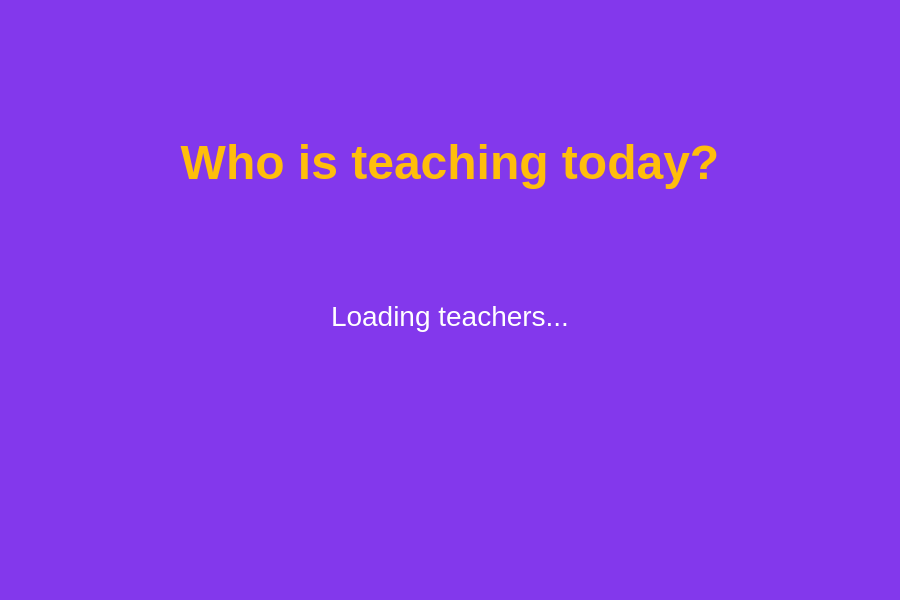
Before: the Qt Designer form ui/teacherSelectUI.ui in zenBandara/akshi-robot-main, drawn with Qt 5.
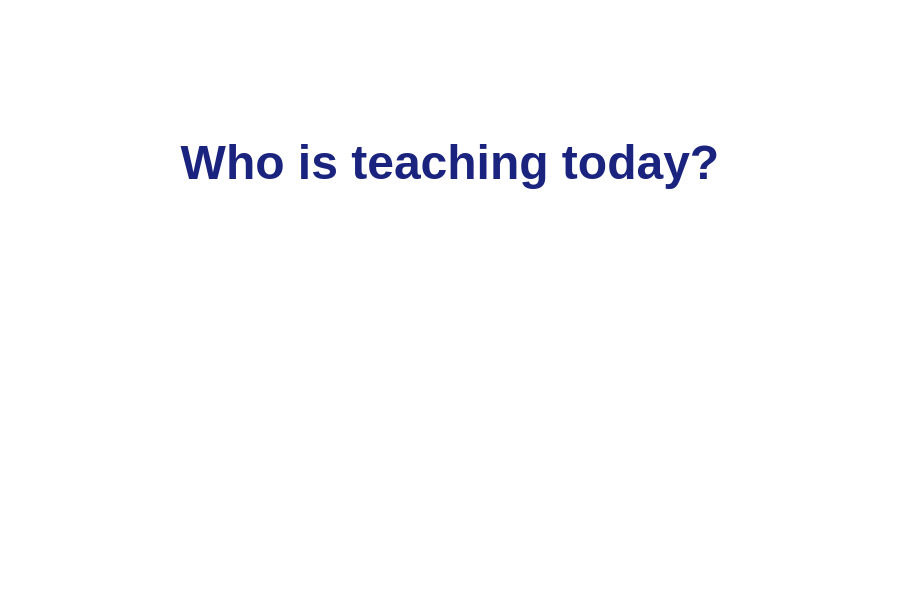
After: the same form once the commit is applied.

Commit message: Build: Replace static teacher list label with dynamic, styled teacher cards in a new container and update UI colors.

```diff
--- a/ui/teacherSelectUI.ui
+++ b/ui/teacherSelectUI.ui
@@ -11,7 +11,7 @@
    </rect>
   </property>
   <property name="styleSheet">
-   <string>QWidget { background-color: #8338EC; font-family: 'Nunito', sans-serif; color: white; }</string>
+   <string>QWidget { background-color: #FFFFFF; font-family: 'Nunito', sans-serif; }</string>
   </property>
   <layout class="QVBoxLayout" name="mainLayout">
    <property name="leftMargin"><number>50</number></property>
@@ -22,14 +22,18 @@
     <widget class="QLabel" name="title_label">
      <property name="text"><string>Who is teaching today?</string></property>
      <property name="alignment"><set>Qt::AlignCenter</set></property>
-     <property name="styleSheet"><string>font-size: 48px; font-weight: bold; color: #FFBE0B; margin-bottom: 20px;</string></property>
+     <property name="styleSheet"><string>font-size: 48px; font-weight: bold; color: #1A237E; margin-bottom: 20px;</string></property>
     </widget>
    </item>
    <item>
-    <widget class="QLabel" name="teacher_list_label">
-     <property name="text"><string>Loading teachers...</string></property>
-     <property name="alignment"><set>Qt::AlignHCenter|Qt::AlignTop</set></property>
-     <property name="styleSheet"><string>font-size: 28px; color: #FFFFFF; line-height: 1.5;</string></property>
+    <widget class="QWidget" name="cards_container">
+     <layout class="QVBoxLayout" name="cards_layout">
+      <property name="spacing"><number>15</number></property>
+      <property name="leftMargin"><number>20</number></property>
+      <property name="topMargin"><number>0</number></property>
+      <property name="rightMargin"><number>20</number></property>
+      <property name="bottomMargin"><number>0</number></property>
+     </layout>
     </widget>
    </item>
    <item>
```
The commit also changes 1 other file.
